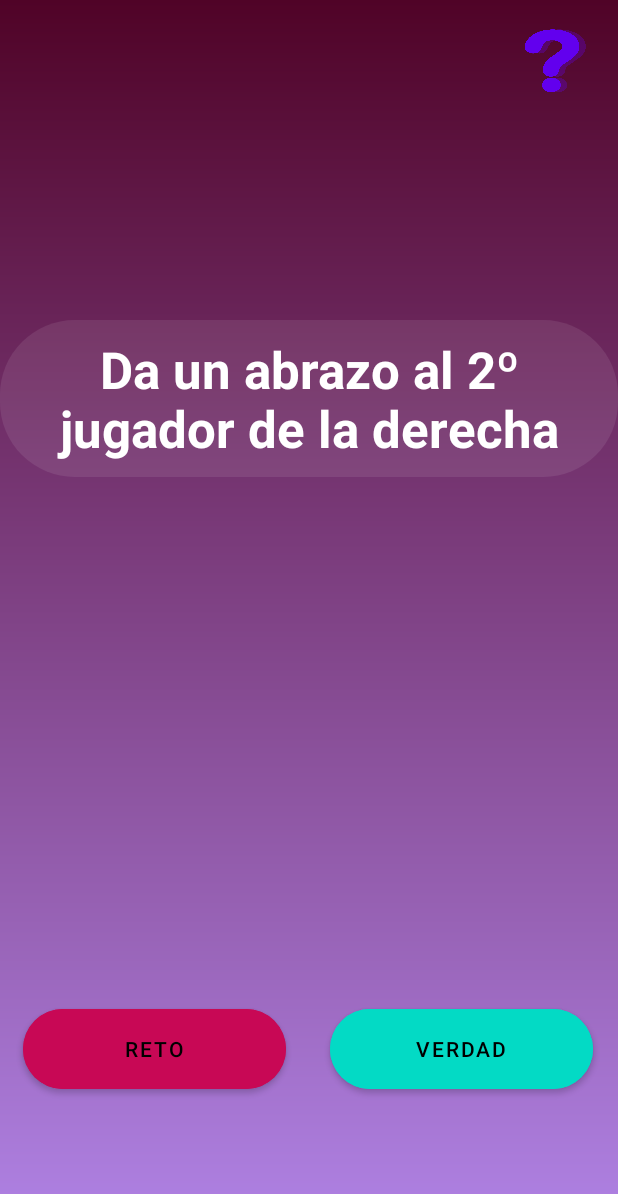
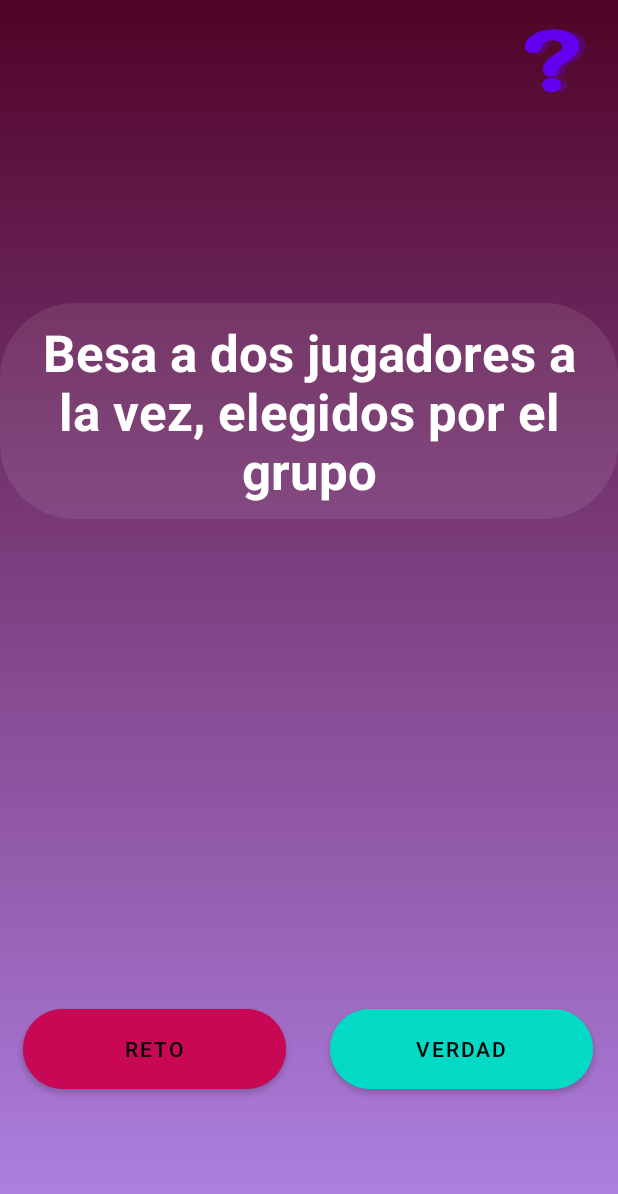
Before and after one commit to Davidmartcab/My-Application, an Android app: the screen it shows after launch (MainActivity), after a tap on "RETO", on a phone screen of 412 x 824 dp. Shown: the top 1194 px of the screen. Run offline under Robolectric (Android 15) with nearby library versions, the phone set to English and light mode, and no system bars.

Commit message:
Mod
Modificación de los retos

```diff
--- a/app/src/main/java/com/example/myapplication/MainActivity.kt
+++ b/app/src/main/java/com/example/myapplication/MainActivity.kt
@@ -99,38 +99,28 @@ class MainActivity : AppCompatActivity() {
   // Definición de los retos
   retos.add("Da un beso en la mejilla al jugador de la derecha")
   retos.add("Da un beso en la mejilla al jugador de la izquierda")
-  retos.add("Da un beso en la mejilla al 2º jugador de la derecha")
-  retos.add("Da un beso en la mejilla al 2º jugador de la izquierda")
   retos.add("Da un beso en la mejilla al jugador frente a tí, si sois impares, a los dos")
-  retos.add("Da un beso en la mejilla a los jugadores en diagonal a tí")
+  retos.add("Da un beso en la mejilla al jugador que elija el grupo")
 
   retos.add("Da un abrazo al jugador de la derecha")
   retos.add("Da un abrazo al jugador de la izquierda")
-  retos.add("Da un abrazo al 2º jugador de la derecha")
-  retos.add("Da un abrazo al 2º jugador de la izquierda")
   retos.add("Da un abrazo al jugador frente a tí, si sois impares, a los dos")
-  retos.add("Da un abrazo a los jugadores en diagonal a tí")
+  retos.add("Da un abrazo al jugador que elija el grupo")
 
   retos.add("Da un pico al jugador de la derecha")
   retos.add("Da un pico al jugador de la izquierda")
-  retos.add("Da un pico al 2º jugador de la derecha")
-  retos.add("Da un pico al 2º jugador de la izquierda")
   retos.add("Da un pico al jugador frente a tí, si sois impares, a los dos")
-  retos.add("Da un pico a los jugadores en diagonal a tí")
+  retos.add("Da un pico al jugador que elija el grupo")
 
   retos.add("Lame el cuello del jugador de la derecha")
   retos.add("Lame el cuello del jugador de la izquierda")
-  retos.add("Lame el cuello del 2º jugador de la derecha")
-  retos.add("Lame el cuello del 2º jugador de la izquierda")
   retos.add("Lame el cuello del jugador frente a tí, si sois impares, a los dos")
-  retos.add("Lame el cuello de los jugadores en diagonal a tí")
+  retos.add("Lame el cuello del jugador que elija el grupo")
 
-  retos.add("Chupa el dedo del jugador de la derecha sensualmente durante 30 segundo")
-  retos.add("Chupa el dedo del jugador de la izquierda sensualmente durante 30 segundo")
-  retos.add("Chupa el dedo del 2º jugador de la derecha sensualmente durante 30 segundo")
-  retos.add("Chupa el dedo del 2º jugador de la izquierda sensualmente durante 30 segundo")
-  retos.add("Chupa el dedo del jugador frente a tí sensualmente durante 30 segundo, si sois impares, a los dos")
-  retos.add("Chupa el dedo de los jugadores en diagonal a tí sensualmente durante 30 segundo")
+  retos.add("Chupa el dedo del jugador de la derecha sensualmente")
+  retos.add("Chupa el dedo del jugador de la izquierda sensualmente")
+  retos.add("Chupa el dedo del jugador frente a tí sensualmente, si sois impares, a los dos")
+  retos.add("Chupa el dedo del jugador que elija el grupo")
 
   retos.add("Todos los jugadores se ponen de pie, cierran los ojos y se ponen a dar vueltas, tras 10 segundos girando tienen que chupar el cuello de la persona que estén mirando, si no hay nadie delante, tiene que lamer el pezón de un jugador elegido por el grupo")
 
@@ -141,38 +131,28 @@ class MainActivity : AppCompatActivity() {
 
   retos.add("Tumbate en la entrepierta del jugador de la derecha durante una ronda")
   retos.add("Tumbate en la entrepierta del jugador de la izquierda durante una ronda")
-  retos.add("Tumbate en la entrepierta del 2º jugador de la derecha durante una ronda")
-  retos.add("Tumbate en la entrepierta del 2º jugador de la izquierda durante una ronda")
   retos.add("Tumbate en la entrepierta del jugador frente a tí durante una ronda, si sois impares, elige el grupo cual de los dos")
-  retos.add("Tumbate en la entrepierta del jugador en diagonal a tí durante una ronda, elige el grupo cual de los dos")
+  retos.add("Tumbate en la entrepierta del jugador que elija el grupo durante una ronda, elige el grupo cual de los dos")
 
   retos.add("Perrea al jugador de la derecha")
   retos.add("Perrea al jugador de la izquierda")
-  retos.add("Perrea al 2º jugador de la derecha")
-  retos.add("Perrea al 2º jugador de la izquierda")
   retos.add("Perrea al jugador frente a tí, si sois impares, elige el grupo cual de los dos")
-  retos.add("Perrea al jugador en diagonal a tí, elige el grupo cual de los dos")
+  retos.add("Perrea al jugador que elija el grupo")
 
   retos.add("Besa la parte del cuerpo que eliga el grupo al jugador de la derecha")
   retos.add("Besa la parte del cuerpo que eliga el grupo al jugador de la izquierda")
-  retos.add("Besa la parte del cuerpo que eliga el grupo al 2º jugador de la derecha")
-  retos.add("Besa la parte del cuerpo que eliga el grupo al 2º jugador de la izquierda")
   retos.add("Besa la parte del cuerpo que eliga el grupo al jugador frente a tí, si sois impares, elige el grupo cual de los dos")
-  retos.add("Besa la parte del cuerpo que eliga el grupo al jugador en diagonal a tí, elige el grupo cual de los dos")
+  retos.add("Besa la parte del cuerpo que eliga el grupo al jugador que elija el grupo")
 
-  retos.add("Lame la espalda del jugador de la derecha de forma sendual por debajo de la ropa")
-  retos.add("Lame la espalda del jugador de la izquierda de forma sendual por debajo de la ropa")
-  retos.add("Lame la espalda del 2º jugador de la derecha de forma sendual por debajo de la ropa")
-  retos.add("Lame la espalda del 2º jugador de la izquierda de forma sendual por debajo de la ropa")
-  retos.add("Lame la espalda del jugador frente a tí de forma sendual por debajo de la ropa, si sois impares, elige el grupo cual de los dos")
-  retos.add("Lame la espalda del jugador en diagonal a tí de forma sendual por debajo de la ropa, elige el grupo cual de los dos")
+  retos.add("Lame la espalda del jugador de la derecha de forma sensual por debajo de la ropa")
+  retos.add("Lame la espalda del jugador de la izquierda de forma sensual por debajo de la ropa")
+  retos.add("Lame la espalda del jugador frente a tí de forma sensual por debajo de la ropa, si sois impares, elige el grupo cual de los dos")
+  retos.add("Lame la espalda del jugador que elija el grupo de forma sensual por debajo de la ropa")
 
-  retos.add("Haz un recorrico de besos sensuales desde el abdomen hasta la entrepierna al jugador de la derecha")
-  retos.add("Haz un recorrico de besos sensuales desde el abdomen hasta la entrepierna al jugador de la izquierda")
-  retos.add("Haz un recorrico de besos sensuales desde el abdomen hasta la entrepierna al 2º jugador de la derecha")
-  retos.add("Haz un recorrico de besos sensuales desde el abdomen hasta la entrepierna al 2º jugador de la izquierda")
-  retos.add("Haz un recorrico de besos sensuales desde el abdomen hasta la entrepierna al jugador frente a tí, si sois impares, elige el grupo cual de los dos")
-  retos.add("Haz un recorrico de besos sensuales desde el abdomen hasta la entrepierna al jugador en diagonal a tí, elige el grupo cual de los dos")
+  retos.add("Haz un recorrico de besos sensuales desde el abdomen hasta la ingle al jugador de la derecha")
+  retos.add("Haz un recorrico de besos sensuales desde el abdomen hasta la ingle al jugador de la izquierda")
+  retos.add("Haz un recorrico de besos sensuales desde el abdomen hasta la ingle al jugador frente a tí, si sois impares, elige el grupo cual de los dos")
+  retos.add("Haz un recorrico de besos sensuales desde el abdomen hasta la ingle al jugador que elija el grupo")
 
   retos.add("Junto a la persona que está frente a tí, debeís idear un reto para el resto de los jugadores")
 
```
